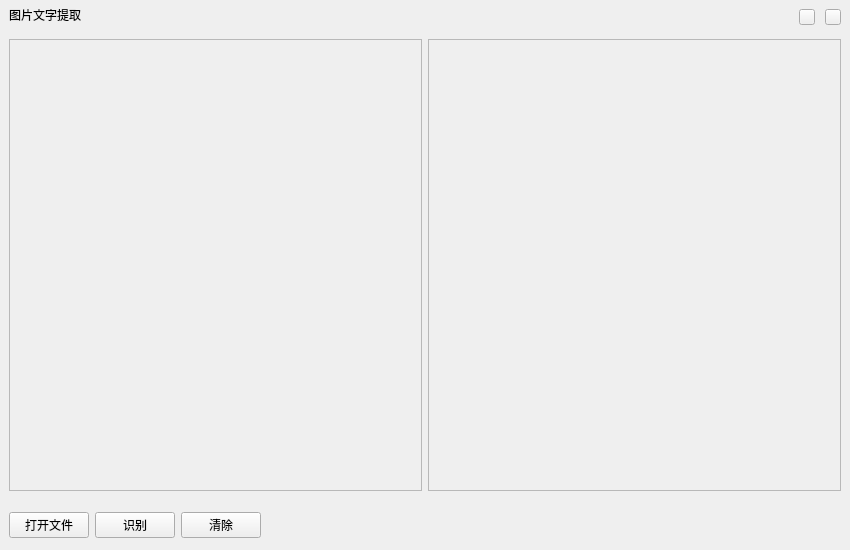
First picture: the form in TTKModule/TTKWidget/ocrUiKits/ocrapplication.ui, repository Greedysky/TTKOCR, before the edit.
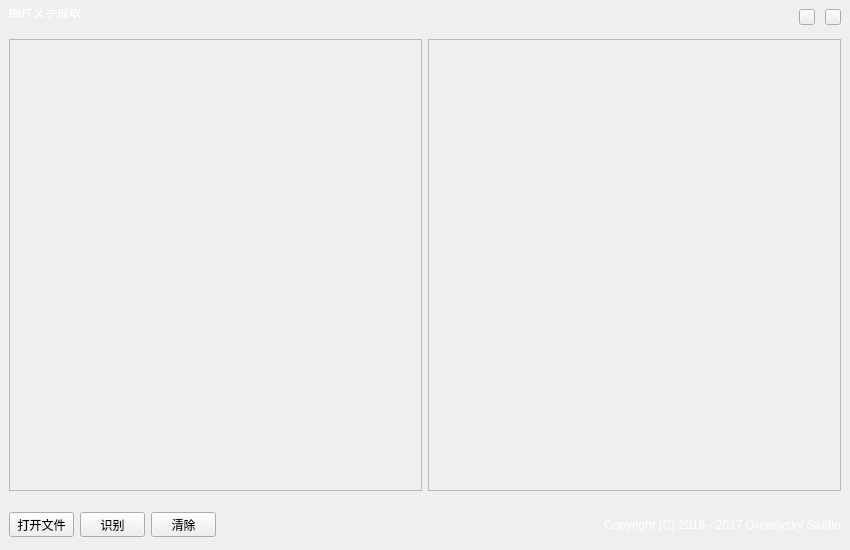
Second picture: the form after the edit.

Commit message: Application style changed[195462]

```diff
--- a/TTKModule/TTKWidget/ocrUiKits/ocrapplication.ui
+++ b/TTKModule/TTKWidget/ocrUiKits/ocrapplication.ui
@@ -67,9 +67,15 @@
          </property>
          <item>
           <widget class="QLabel" name="label">
+           <property name="styleSheet">
+            <string notr="true">color:white</string>
+           </property>
            <property name="text">
             <string>图片文字提取</string>
            </property>
+           <property name="alignment">
+            <set>Qt::AlignBottom|Qt::AlignLeading|Qt::AlignLeft</set>
+           </property>
           </widget>
          </item>
          <item>
@@ -206,6 +212,21 @@
         <layout class="QHBoxLayout" name="horizontalLayout_3">
          <item>
           <widget class="QPushButton" name="openButton">
+           <property name="minimumSize">
+            <size>
+             <width>65</width>
+             <height>25</height>
+            </size>
+           </property>
+           <property name="maximumSize">
+            <size>
+             <width>65</width>
+             <height>25</height>
+            </size>
+           </property>
+           <property name="cursor">
+            <cursorShape>PointingHandCursor</cursorShape>
+           </property>
            <property name="text">
             <string>打开文件</string>
            </property>
@@ -213,6 +234,21 @@
          </item>
          <item>
           <widget class="QPushButton" name="startButton">
+           <property name="minimumSize">
+            <size>
+             <width>65</width>
+             <height>25</height>
+            </size>
+           </property>
+           <property name="maximumSize">
+            <size>
+             <width>65</width>
+             <height>25</height>
+            </size>
+           </property>
+           <property name="cursor">
+            <cursorShape>PointingHandCursor</cursorShape>
+           </property>
            <property name="text">
             <string>识别</string>
            </property>
@@ -220,6 +256,21 @@
          </item>
          <item>
           <widget class="QPushButton" name="clearButton">
+           <property name="minimumSize">
+            <size>
+             <width>65</width>
+             <height>25</height>
+            </size>
+           </property>
+           <property name="maximumSize">
+            <size>
+             <width>65</width>
+             <height>25</height>
+            </size>
+           </property>
+           <property name="cursor">
+            <cursorShape>PointingHandCursor</cursorShape>
+           </property>
            <property name="text">
             <string>清除</string>
            </property>
@@ -238,6 +289,16 @@
            </property>
           </spacer>
          </item>
+         <item>
+          <widget class="QLabel" name="label_2">
+           <property name="styleSheet">
+            <string notr="true">color:white</string>
+           </property>
+           <property name="text">
+            <string>Copyright (C) 2016 - 2017 Greedysky Studio</string>
+           </property>
+          </widget>
+         </item>
         </layout>
        </widget>
       </item>
```
The commit also changes 4 other files.
